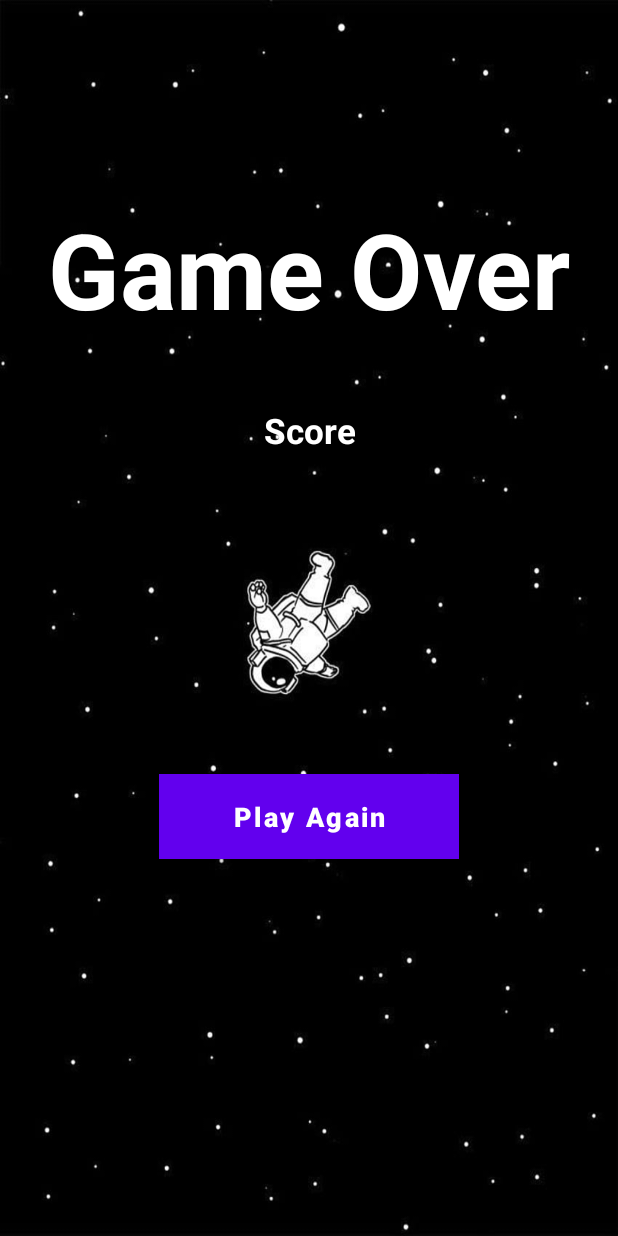
After one commit to 2Tough/Simple-java-animation, an Android app: the layout activity_game_over.xml on its own in the app's theme, with its tools: preview values and no code run, on a phone screen of 412 x 824 dp. The commit adds this screen. Run offline under Robolectric (Android 15) with nearby library versions, the phone set to English and light mode, and no system bars.

Commit message:
Added game over screen.

```diff
--- /dev/null
+++ b/app/src/main/java/objectanimation/animate/simplejavaanimation/GameOverActivity.java
@@ -0,0 +1,35 @@
+package objectanimation.animate.simplejavaanimation;
+
+import android.content.Intent;
+import android.os.Bundle;
+import android.view.View;
+import android.widget.Button;
+import android.widget.TextView;
+import androidx.appcompat.app.AppCompatActivity;
+
+public class GameOverActivity extends AppCompatActivity {
+
+    private Button startGameAgain;
+    private TextView DisplayScore;
+    private String score;
+
+    @Override
+    protected void onCreate(Bundle savedInstanceState) {
+        super.onCreate(savedInstanceState);
+        setContentView(R.layout.activity_game_over);
+
+        score=getIntent().getExtras().get("score").toString();
+
+        startGameAgain=(Button) findViewById(R.id.play_again_btn);
+        DisplayScore=(TextView) findViewById(R.id.score_text);
+
+        startGameAgain.setOnClickListener(new View.OnClickListener() {
+            @Override
+            public void onClick(View view) {
+                Intent mainIntent=new Intent(GameOverActivity.this,MainActivity.class);
+                startActivity(mainIntent);
+            }
+        });
+        DisplayScore.setText("Score: "+score);
+    }
+}
--- a/app/src/main/java/objectanimation/animate/simplejavaanimation/MainActivity.java
+++ b/app/src/main/java/objectanimation/animate/simplejavaanimation/MainActivity.java
@@ -24,6 +24,7 @@ import java.util.Random;
 public class MainActivity extends AppCompatActivity {
 
     ImageView imageH;
+    boolean clicked = false;
 
     @Override
     protected void onCreate(Bundle savedInstanceState) {
@@ -31,19 +32,25 @@ public class MainActivity extends AppCompatActivity {
         setContentView(R.layout.activity_main);
 
         imageH = findViewById(R.id.image_heart);
-        int count = 0;
+
 
 
 
 
         findViewById(R.id.image_heart).setOnClickListener(new View.OnClickListener() {
+            int count = 0;
             @Override
             public void onClick(View v) {
 
-                if()
+                clicked = true;
+                if(clicked) {
+                    count++;
+                } else {
+                    count--;
+                }
 
                 TextView text = (TextView) findViewById(R.id.textScore);
-                text.setText();
+                text.setText(count);
 
                 imageH.startAnimation(AnimationUtils.loadAnimation(
                         getApplicationContext(),
--- /dev/null
+++ b/app/src/main/res/layout/activity_game_over.xml
@@ -0,0 +1,76 @@
+<?xml version="1.0" encoding="utf-8"?>
+<androidx.constraintlayout.widget.ConstraintLayout xmlns:android="http://schemas.android.com/apk/res/android"
+    xmlns:app="http://schemas.android.com/apk/res-auto"
+    xmlns:tools="http://schemas.android.com/tools"
+    android:layout_width="match_parent"
+    android:layout_height="match_parent"
+    android:adjustViewBounds="true"
+    android:background="@drawable/lost"
+    android:scaleType="centerInside"
+    tools:context=".GameOverActivity"
+
+    >
+
+
+    <TextView
+        android:id="@+id/gameOver"
+        android:layout_width="match_parent"
+        android:layout_height="wrap_content"
+        android:layout_alignParentStart="true"
+        android:layout_alignParentTop="true"
+        android:layout_marginTop="86dp"
+        android:layout_marginBottom="552dp"
+        android:text="Game Over"
+        android:textAlignment="center"
+        android:textColor="#FFFFFF"
+        android:textSize="70dp"
+        android:textStyle="bold"
+        app:layout_constraintBottom_toBottomOf="parent"
+        app:layout_constraintTop_toTopOf="parent"
+        tools:layout_editor_absoluteX="0dp" />
+
+    <Button
+        android:id="@+id/play_again_btn"
+        android:layout_width="200dp"
+        android:layout_height="wrap_content"
+        android:layout_below="@+id/score_text"
+        android:layout_centerHorizontal="true"
+        android:layout_marginStart="105dp"
+        android:layout_marginTop="470dp"
+        android:layout_marginEnd="106dp"
+        android:layout_marginBottom="206dp"
+        android:background="#0091EA"
+        android:padding="10dp"
+        android:text="Play Again"
+        android:textAllCaps="false"
+        android:textColor="@android:color/background_light"
+        android:textSize="18sp"
+        android:textStyle="bold"
+        app:layout_constraintBottom_toBottomOf="parent"
+        app:layout_constraintEnd_toEndOf="parent"
+        app:layout_constraintStart_toStartOf="parent"
+        app:layout_constraintTop_toTopOf="parent" />
+
+    <TextView
+        android:id="@+id/score_text"
+        android:layout_width="wrap_content"
+        android:layout_height="wrap_content"
+        android:layout_below="@+id/gameOver"
+        android:layout_centerHorizontal="true"
+        android:layout_marginStart="166dp"
+        android:layout_marginTop="215dp"
+        android:layout_marginEnd="166dp"
+        android:layout_marginBottom="465dp"
+        android:padding="10dp"
+        android:text="Score"
+        android:textAlignment="center"
+        android:textAllCaps="false"
+        android:textColor="#FFFFFF"
+        android:textSize="23sp"
+        android:textStyle="bold"
+        app:layout_constraintBottom_toBottomOf="parent"
+        app:layout_constraintEnd_toEndOf="parent"
+        app:layout_constraintStart_toStartOf="parent"
+        app:layout_constraintTop_toTopOf="parent" />
+
+</androidx.constraintlayout.widget.ConstraintLayout>
```
Also changed, not shown: app/src/main/res/drawable/lost.jpg (added), app/src/main/res/drawable/whiteflag.jpg (added).
